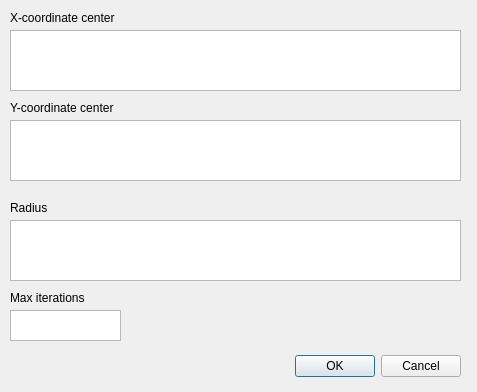
The window that gotodialog.ui (calum74/mandelbrot-qt) describes before a commit, drawn with Qt 5.
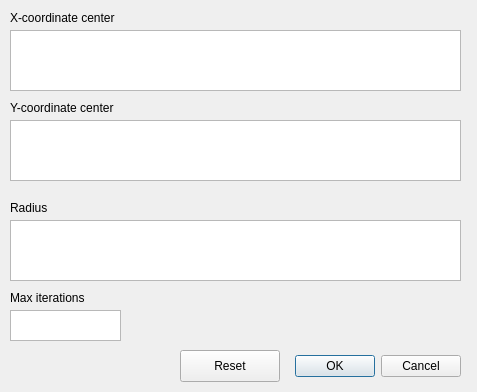
The same window after the commit.

Patch:
```diff
--- a/gotodialog.ui
+++ b/gotodialog.ui
@@ -130,6 +130,19 @@
     </rect>
    </property>
   </widget>
+  <widget class="QPushButton" name="resetButton">
+   <property name="geometry">
+    <rect>
+     <x>180</x>
+     <y>350</y>
+     <width>100</width>
+     <height>32</height>
+    </rect>
+   </property>
+   <property name="text">
+    <string>Reset</string>
+   </property>
+  </widget>
  </widget>
  <resources/>
  <connections>
```
